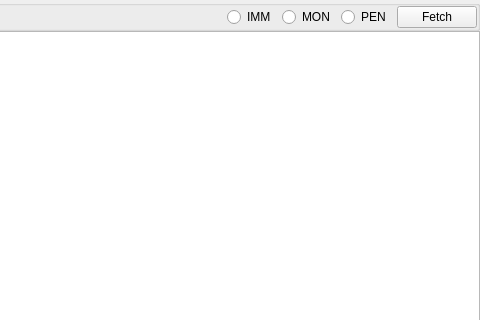
Before: the Qt Designer form billing/statement/statementnodewidget.ui in ytxerp/ytx-client, drawn with Qt 5; both pictures show x 304 to 784 and y 0 to 320 of the 784 by 567 pixel window.
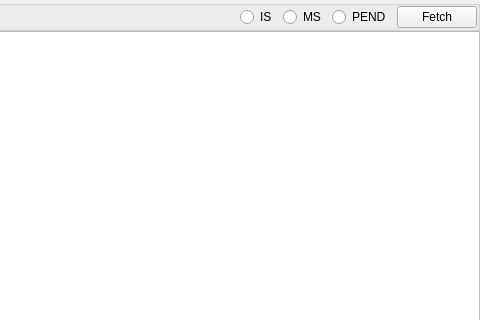
After: the same form once the commit is applied. Custom widgets are drawn as their Qt base class.

The edit to the form file:
```diff
--- a/billing/statement/statementnodewidget.ui
+++ b/billing/statement/statementnodewidget.ui
@@ -92,21 +92,21 @@
       <item>
        <widget class="QRadioButton" name="rBtnIMM">
         <property name="text">
-         <string>IMM</string>
+         <string>IS</string>
         </property>
        </widget>
       </item>
       <item>
        <widget class="QRadioButton" name="rBtnMON">
         <property name="text">
-         <string>MON</string>
+         <string>MS</string>
         </property>
        </widget>
       </item>
       <item>
        <widget class="QRadioButton" name="rBtnPEN">
         <property name="text">
-         <string>PEN</string>
+         <string>PEND</string>
         </property>
        </widget>
       </item>
```
Left out of the diff: 6 changed lines with no effect on the pictures.
